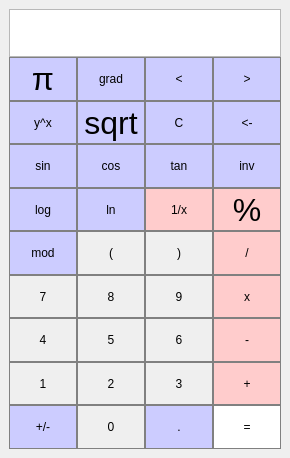
ajjkoch/allgaeu_rechner, file instructor/Calculator_cmake/mainwindow.ui: the form before one commit.
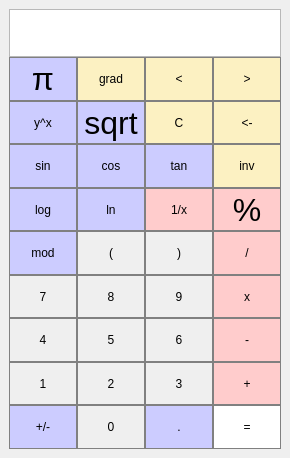
The form after the commit.

What changed in the file:
```diff
--- a/instructor/Calculator_cmake/mainwindow.ui
+++ b/instructor/Calculator_cmake/mainwindow.ui
@@ -169,7 +169,7 @@
         <property name="styleSheet">
          <string notr="true">QPushButton {
 	font: 24pt &quot;Tahoma&quot;;
-  	background-color: rgb(204, 204, 255);
+  	background-color: rgb(252, 241, 194);
   	border: 1px solid gray;
 }
 QPushButton:pressed {
@@ -193,7 +193,7 @@
         <property name="styleSheet">
          <string notr="true">QPushButton {
 	font: 24pt &quot;Tahoma&quot;;
-  	background-color: rgb(204, 204, 255);
+  	background-color: rgb(252, 241, 194);
   	border: 1px solid gray;
 }
 QPushButton:pressed {
@@ -569,7 +569,7 @@
         <property name="styleSheet">
          <string notr="true">QPushButton {
 	font: 24pt &quot;Tahoma&quot;;
-	background-color: rgb(204, 204, 255);
+	background-color: rgb(252, 241, 194);
 	border: 1px solid gray;
 }
 QPushButton:pressed {
@@ -745,7 +745,7 @@
         <property name="styleSheet">
          <string notr="true">QPushButton {
 	font: 24pt &quot;Tahoma&quot;;
-	background-color: rgb(204, 204, 255);
+	background-color: rgb(252, 241, 194);
 	border: 1px solid gray;
 }
 QPushButton:pressed {
@@ -938,7 +938,7 @@
         <property name="styleSheet">
          <string notr="true">QPushButton {
 	font: 24pt &quot;Tahoma&quot;;
-	background-color: rgb(204, 204, 255);
+	background-color: rgb(252, 241, 194);
 	border: 1px solid gray;
 }
 QPushButton:pressed {
@@ -962,7 +962,7 @@
         <property name="styleSheet">
          <string notr="true">QPushButton {
 	font: 24pt &quot;Tahoma&quot;;
-	background-color: rgb(204, 204, 255);
+	background-color: rgb(252, 241, 194);
 	border: 1px solid gray;
 }
 QPushButton:pressed {
```
Left out of the diff: 2 changed lines with no effect on the pictures.
